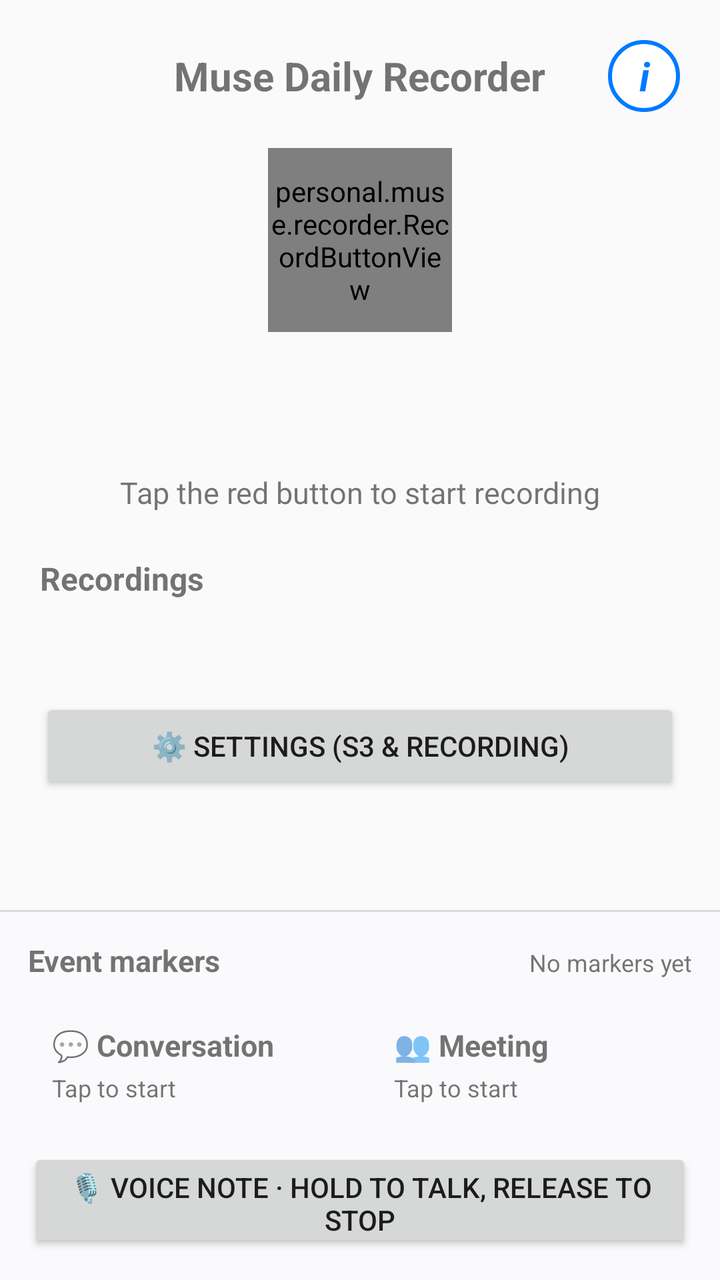
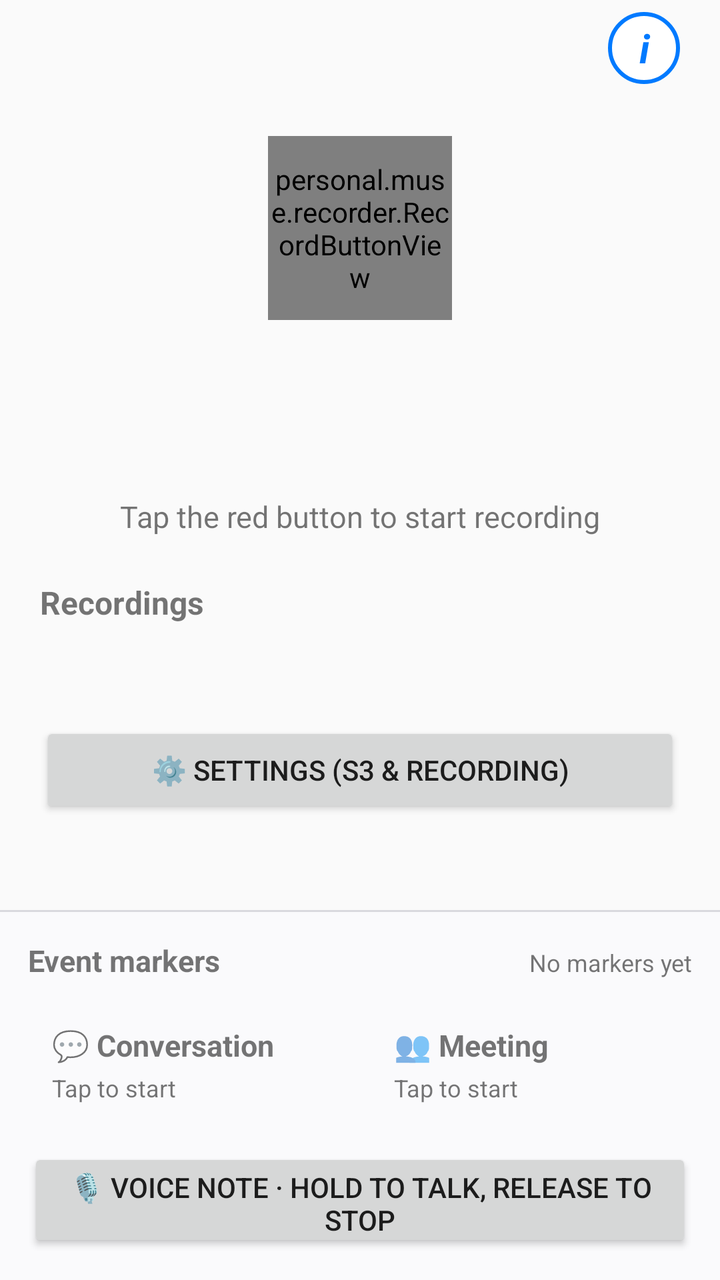

Before-and-after screenshots of an Android layout around one commit, followed by the original layout XML and the change that was made.
<!-- AndroidManifest.xml: application theme android:Theme.Material.Light -->
<!-- res/layout/activity_main.xml -->
<?xml version="1.0" encoding="utf-8"?>
<LinearLayout xmlns:android="http://schemas.android.com/apk/res/android"
    android:layout_width="match_parent"
    android:layout_height="match_parent"
    android:orientation="vertical">

    <ScrollView
        android:layout_width="match_parent"
        android:layout_height="0dp"
        android:layout_weight="1">

        <LinearLayout
            android:layout_width="match_parent"
            android:layout_height="wrap_content"
            android:orientation="vertical"
            android:padding="20dp">

            <RelativeLayout
                android:layout_width="match_parent"
                android:layout_height="wrap_content">

                <TextView
                    android:layout_width="wrap_content"
                    android:layout_height="wrap_content"
                    android:layout_centerInParent="true"
                    android:text="@string/app_name"
                    android:textSize="20sp"
                    android:textStyle="bold" />

                <TextView
                    android:id="@+id/infoButton"
                    android:layout_width="36dp"
                    android:layout_height="36dp"
                    android:layout_alignParentEnd="true"
                    android:layout_centerVertical="true"
                    android:background="@drawable/circle_info_bg"
                    android:clickable="true"
                    android:focusable="true"
                    android:gravity="center"
                    android:text="i"
                    android:textColor="#007AFF"
                    android:textSize="20sp"
                    android:textStyle="bold|italic" />
            </RelativeLayout>

            <personal.muse.recorder.RecordButtonView
                android:id="@+id/recordButton"
                android:layout_width="92dp"
                android:layout_height="92dp"
                android:layout_gravity="center_horizontal"
                android:layout_marginTop="18dp"
                android:clickable="true"
                android:focusable="true" />

            <personal.muse.recorder.WaveformView
                android:id="@+id/waveform"
                android:layout_width="match_parent"
                android:layout_height="46dp"
                android:layout_marginTop="14dp"
                android:visibility="invisible" />

            <TextView
                android:id="@+id/statusText"
                android:layout_width="match_parent"
                android:layout_height="wrap_content"
                android:layout_marginTop="10dp"
                android:gravity="center"
                android:text="@string/status_tap_record"
                android:textSize="15sp" />

            <TextView
                android:id="@+id/filesTitle"
                android:layout_width="wrap_content"
                android:layout_height="wrap_content"
                android:layout_marginTop="22dp"
                android:text="@string/files_title"
                android:textSize="16sp"
                android:textStyle="bold" />

            <LinearLayout
                android:id="@+id/pendingContainer"
                android:layout_width="match_parent"
                android:layout_height="wrap_content"
                android:layout_marginTop="8dp"
                android:orientation="vertical" />

            <ProgressBar
                android:id="@+id/uploadProgress"
                style="?android:attr/progressBarStyleHorizontal"
                android:layout_width="match_parent"
                android:layout_height="wrap_content"
                android:layout_marginTop="10dp"
                android:max="100"
                android:progress="0"
                android:visibility="gone" />

            <TextView
                android:id="@+id/uploadStatusText"
                android:layout_width="match_parent"
                android:layout_height="wrap_content"
                android:layout_marginTop="6dp"
                android:text=""
                android:textSize="14sp" />

            <Button
                android:id="@+id/retryUploadButton"
                android:layout_width="match_parent"
                android:layout_height="wrap_content"
                android:layout_marginTop="8dp"
                android:text="@string/retry_upload"
                android:visibility="gone" />

            <Button
                android:id="@+id/settingsToggleButton"
                android:layout_width="match_parent"
                android:layout_height="wrap_content"
                android:layout_marginTop="16dp"
                android:text="@string/settings_button" />

            <LinearLayout
                android:id="@+id/settingsContainer"
                android:layout_width="match_parent"
                android:layout_height="wrap_content"
                android:orientation="vertical"
                android:visibility="gone">

                <TextView
                    android:layout_width="wrap_content"
                    android:layout_height="wrap_content"
                    android:layout_marginTop="12dp"
                    android:text="@string/language_label"
                    android:textStyle="bold" />

                <Spinner
                    android:id="@+id/languageSpinner"
                    android:layout_width="match_parent"
                    android:layout_height="wrap_content"
                    android:layout_marginTop="4dp" />

                <TextView
                    android:layout_width="wrap_content"
                    android:layout_height="wrap_content"
                    android:layout_marginTop="12dp"
                    android:text="@string/settings_s3_title"
                    android:textStyle="bold" />

                <TextView
                    android:layout_width="wrap_content"
                    android:layout_height="wrap_content"
                    android:layout_marginTop="10dp"
                    android:text="@string/preset_label" />

                <Spinner
                    android:id="@+id/presetSpinner"
                    android:layout_width="match_parent"
                    android:layout_height="wrap_content"
                    android:layout_marginTop="4dp" />

                <TextView
                    android:layout_width="wrap_content"
                    android:layout_height="wrap_content"
                    android:layout_marginTop="8dp"
                    android:text="@string/endpoint_label" />

                <EditText
                    android:id="@+id/endpointInput"
                    android:layout_width="match_parent"
                    android:layout_height="wrap_content"
                    android:hint="https://…"
                    android:inputType="textUri"
                    android:singleLine="true" />

                <TextView
                    android:layout_width="wrap_content"
                    android:layout_height="wrap_content"
                    android:layout_marginTop="8dp"
                    android:text="@string/region_label" />

                <EditText
                    android:id="@+id/regionInput"
                    android:layout_width="match_parent"
                    android:layout_height="wrap_content"
                    android:hint="auto"
                    android:inputType="text"
                    android:singleLine="true" />

                <TextView
                    android:layout_width="wrap_content"
                    android:layout_height="wrap_content"
                    android:layout_marginTop="8dp"
                    android:text="@string/bucket_label" />

                <EditText
                    android:id="@+id/bucketInput"
                    android:layout_width="match_parent"
                    android:layout_height="wrap_content"
                    android:hint="recordings"
                    android:inputType="text"
                    android:singleLine="true" />

                <TextView
                    android:layout_width="wrap_content"
                    android:layout_height="wrap_content"
                    android:layout_marginTop="8dp"
                    android:text="@string/access_key_label" />

                <EditText
                    android:id="@+id/accessKeyInput"
                    android:layout_width="match_parent"
                    android:layout_height="wrap_content"
                    android:hint="AccessKey"
                    android:inputType="text"
                    android:singleLine="true" />

                <TextView
                    android:layout_width="wrap_content"
                    android:layout_height="wrap_content"
                    android:layout_marginTop="8dp"
                    android:text="@string/secret_label" />

                <EditText
                    android:id="@+id/secretKeyInput"
                    android:layout_width="match_parent"
                    android:layout_height="wrap_content"
                    android:hint="SecretKey"
                    android:inputType="textPassword"
                    android:singleLine="true" />

                <CheckBox
                    android:id="@+id/virtualStyleCheck"
                    android:layout_width="wrap_content"
                    android:layout_height="wrap_content"
                    android:layout_marginTop="6dp"
                    android:text="@string/virtual_style_label" />

                <TextView
                    android:layout_width="wrap_content"
                    android:layout_height="wrap_content"
                    android:layout_marginTop="8dp"
                    android:text="@string/segment_minutes_label" />

                <EditText
                    android:id="@+id/segmentMinutesInput"
                    android:layout_width="match_parent"
                    android:layout_height="wrap_content"
                    android:hint="60"
                    android:inputType="number"
                    android:singleLine="true" />

                <CheckBox
                    android:id="@+id/wifiOnlyCheck"
                    android:layout_width="wrap_content"
                    android:layout_height="wrap_content"
                    android:layout_marginTop="6dp"
                    android:text="@string/wifi_only_label" />

                <CheckBox
                    android:id="@+id/deleteAfterUploadCheck"
                    android:layout_width="wrap_content"
                    android:layout_height="wrap_content"
                    android:text="@string/delete_after_label" />

                <CheckBox
                    android:id="@+id/autoResumeCheck"
                    android:layout_width="wrap_content"
                    android:layout_height="wrap_content"
                    android:text="@string/auto_resume_label" />

                <Button
                    android:id="@+id/saveSettingsButton"
                    android:layout_width="match_parent"
                    android:layout_height="wrap_content"
                    android:layout_marginTop="12dp"
                    android:text="@string/save_settings" />

                <Button
                    android:id="@+id/batteryButton"
                    android:layout_width="match_parent"
                    android:layout_height="wrap_content"
                    android:layout_marginTop="8dp"
                    android:text="@string/battery_button" />
            </LinearLayout>
        </LinearLayout>
    </ScrollView>

    <View
        android:layout_width="match_parent"
        android:layout_height="1dp"
        android:background="#D9D9DE" />

    <LinearLayout
        android:layout_width="match_parent"
        android:layout_height="wrap_content"
        android:background="#FAFAFC"
        android:orientation="vertical"
        android:padding="14dp">

        <LinearLayout
            android:layout_width="match_parent"
            android:layout_height="wrap_content"
            android:orientation="horizontal">

            <TextView
                android:layout_width="wrap_content"
                android:layout_height="wrap_content"
                android:text="@string/events_title"
                android:textSize="15sp"
                android:textStyle="bold" />

            <TextView
                android:id="@+id/lastEventText"
                android:layout_width="0dp"
                android:layout_height="wrap_content"
                android:layout_weight="1"
                android:gravity="end"
                android:text="@string/no_events_yet"
                android:textSize="12sp" />
        </LinearLayout>

        <LinearLayout
            android:layout_width="match_parent"
            android:layout_height="wrap_content"
            android:layout_marginTop="10dp"
            android:orientation="horizontal">

            <LinearLayout
                android:id="@+id/convCard"
                android:layout_width="0dp"
                android:layout_height="wrap_content"
                android:layout_weight="1"
                android:clickable="true"
                android:focusable="true"
                android:orientation="vertical"
                android:padding="12dp">

                <TextView
                    android:id="@+id/convCardTitle"
                    android:layout_width="wrap_content"
                    android:layout_height="wrap_content"
                    android:text="@string/conv_card"
                    android:textSize="15sp"
                    android:textStyle="bold" />

                <TextView
                    android:id="@+id/convCardState"
                    android:layout_width="wrap_content"
                    android:layout_height="wrap_content"
                    android:layout_marginTop="3dp"
                    android:text="@string/tap_to_start"
                    android:textSize="12sp" />
            </LinearLayout>

            <View
                android:layout_width="10dp"
                android:layout_height="1dp" />

            <LinearLayout
                android:id="@+id/meetingCard"
                android:layout_width="0dp"
                android:layout_height="wrap_content"
                android:layout_weight="1"
                android:clickable="true"
                android:focusable="true"
                android:orientation="vertical"
                android:padding="12dp">

                <TextView
                    android:id="@+id/meetingCardTitle"
                    android:layout_width="wrap_content"
                    android:layout_height="wrap_content"
                    android:text="@string/meeting_card"
                    android:textSize="15sp"
                    android:textStyle="bold" />

                <TextView
                    android:id="@+id/meetingCardState"
                    android:layout_width="wrap_content"
                    android:layout_height="wrap_content"
                    android:layout_marginTop="3dp"
                    android:text="@string/tap_to_start"
                    android:textSize="12sp" />
            </LinearLayout>
        </LinearLayout>

        <Button
            android:id="@+id/selfNoteButton"
            android:layout_width="match_parent"
            android:layout_height="52dp"
            android:layout_marginTop="10dp"
            android:text="@string/self_note_button" />
    </LinearLayout>
</LinearLayout>
<!-- resources referenced by this layout -->
<resources>
  <!-- drawable circle_info_bg (drawable) -->
  <?xml version="1.0" encoding="utf-8"?>
  <shape xmlns:android="http://schemas.android.com/apk/res/android"
      android:shape="oval">
      <solid android:color="#FFFFFF" />
      <stroke
          android:width="2dp"
          android:color="#007AFF" />
  </shape>
  <string name="access_key_label">Access Key ID</string>
  <string name="app_name">Muse Daily Recorder</string>
  <string name="auto_resume_label">Auto-resume recording after the phone restarts</string>
  <string name="battery_button">Allow background running (disable battery optimization)</string>
  <string name="bucket_label">Bucket (Tencent Cloud bucket names need the -APPID suffix)</string>
  <string name="conv_card">💬 Conversation</string>
  <string name="delete_after_label">Delete local segments after a successful upload (saves space)</string>
  <string name="endpoint_label">Endpoint (for R2: https://&lt;AccountID&gt;.r2.cloudflarestorage.com)</string>
  <string name="events_title">Event markers</string>
  <string name="files_title">Recordings</string>
  <string name="language_label">Language</string>
  <string name="meeting_card">👥 Meeting</string>
  <string name="no_events_yet">No markers yet</string>
  <string name="preset_label">Cloud preset (picking one fills in the address and region; you can still edit them)</string>
  <string name="region_label">Region (R2 uses “auto”; other providers use their region code)</string>
  <string name="retry_upload">Retry upload now</string>
  <string name="save_settings">Save settings</string>
  <string name="secret_label">Secret Access Key (stored only on this phone — never share it)</string>
  <string name="segment_minutes_label">Segment length (minutes, default 60)</string>
  <string name="self_note_button">🎙 Voice note · Hold to talk, release to stop</string>
  <string name="settings_button">⚙️ Settings (S3 &amp; recording)</string>
  <string name="settings_s3_title">S3 storage settings (saving triggers an upload right away)</string>
  <string name="status_tap_record">Tap the red button to start recording</string>
  <string name="tap_to_start">Tap to start</string>
  <string name="virtual_style_label">Virtual-host style (bucket in the hostname; check for Alibaba / Tencent / AWS / Qiniu, leave unchecked for R2 / B2)</string>
  <string name="wifi_only_label">Upload only on Wi‑Fi / unmetered networks</string>
</resources>

<!-- the commit's change to res/layout/activity_main.xml (unified diff, before → after) -->
@@ -4,6 +4,28 @@
     android:layout_height="match_parent"
     android:orientation="vertical">
 
+    
+    <RelativeLayout
+        android:layout_width="match_parent"
+        android:layout_height="48dp"
+        android:paddingEnd="20dp">
+
+        <TextView
+            android:id="@+id/infoButton"
+            android:layout_width="36dp"
+            android:layout_height="36dp"
+            android:layout_alignParentEnd="true"
+            android:layout_centerVertical="true"
+            android:background="@drawable/circle_info_bg"
+            android:clickable="true"
+            android:focusable="true"
+            android:gravity="center"
+            android:text="i"
+            android:textColor="#007AFF"
+            android:textSize="20sp"
+            android:textStyle="bold|italic" />
+    </RelativeLayout>
+
     <ScrollView
         android:layout_width="match_parent"
         android:layout_height="0dp"
@@ -15,47 +37,18 @@
             android:orientation="vertical"
             android:padding="20dp">
 
-            <RelativeLayout
-                android:layout_width="match_parent"
-                android:layout_height="wrap_content">
-
-                <TextView
-                    android:layout_width="wrap_content"
-                    android:layout_height="wrap_content"
-                    android:layout_centerInParent="true"
-                    android:text="@string/app_name"
-                    android:textSize="20sp"
-                    android:textStyle="bold" />
-
-                <TextView
-                    android:id="@+id/infoButton"
-                    android:layout_width="36dp"
-                    android:layout_height="36dp"
-                    android:layout_alignParentEnd="true"
-                    android:layout_centerVertical="true"
-                    android:background="@drawable/circle_info_bg"
-                    android:clickable="true"
-                    android:focusable="true"
-                    android:gravity="center"
-                    android:text="i"
-                    android:textColor="#007AFF"
-                    android:textSize="20sp"
-                    android:textStyle="bold|italic" />
-            </RelativeLayout>
-
             <personal.muse.recorder.RecordButtonView
                 android:id="@+id/recordButton"
                 android:layout_width="92dp"
                 android:layout_height="92dp"
                 android:layout_gravity="center_horizontal"
-                android:layout_marginTop="18dp"
                 android:clickable="true"
                 android:focusable="true" />
 
             <personal.muse.recorder.WaveformView
                 android:id="@+id/waveform"
                 android:layout_width="match_parent"
-                android:layout_height="46dp"
+                android:layout_height="64dp"
                 android:layout_marginTop="14dp"
                 android:visibility="invisible" />
 
<!-- resource entries referenced after the edit -->
@@ -10,7 +10,6 @@
           android:color="#007AFF" />
   </shape>
   <string name="access_key_label">Access Key ID</string>
-  <string name="app_name">Muse Daily Recorder</string>
   <string name="auto_resume_label">Auto-resume recording after the phone restarts</string>
   <string name="battery_button">Allow background running (disable battery optimization)</string>
   <string name="bucket_label">Bucket (Tencent Cloud bucket names need the -APPID suffix)</string>
